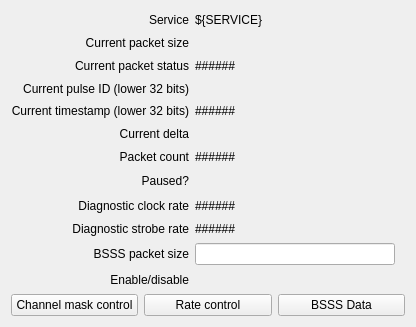
The window that bsaDriverApp/pydm/bsssBld_control.ui (slac-epics/bsaDriver) describes before a commit, drawn with Qt 5.
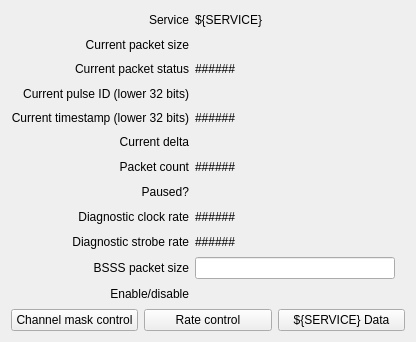
The same window after the commit. Custom widgets are drawn as their Qt base class.

The edit to the form file:
```diff
--- a/bsaDriverApp/pydm/bsssBld_control.ui
+++ b/bsaDriverApp/pydm/bsssBld_control.ui
@@ -7,7 +7,7 @@
     <x>0</x>
     <y>0</y>
     <width>416</width>
-    <height>327</height>
+    <height>342</height>
    </rect>
   </property>
   <property name="windowTitle">
@@ -370,7 +370,7 @@
         <string/>
        </property>
        <property name="text">
-        <string>BSSS Data</string>
+        <string>${SERVICE} Data</string>
        </property>
        <property name="filenames" stdset="0">
         <stringlist>
```
Left out of the diff: 2 changed lines with no effect on the pictures.
